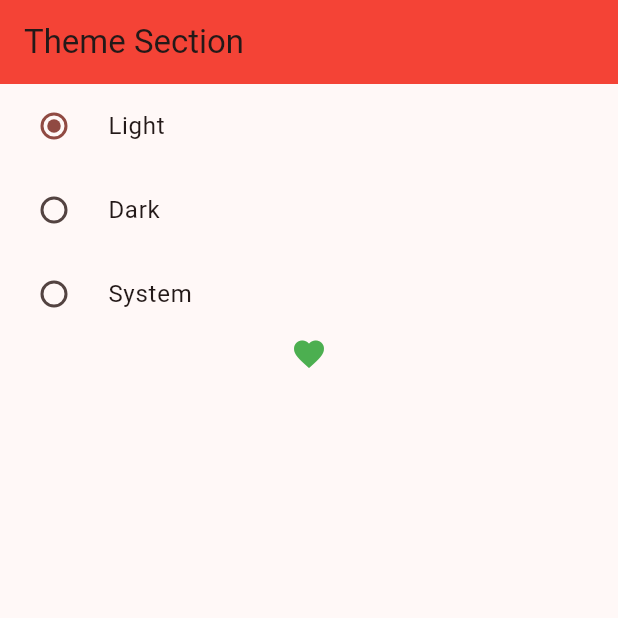
After one commit to DhruvChaurasia9403/Provider-Arch, a Flutter app: the screen it shows after launch, after a tap on "Light", on a phone screen of 412 x 824 dp, the top half of it. The commit adds this screen. Run offline on Flutter 3.47's test engine with Material 3 defaults, Android fonts, the phone set to English and light mode, and no system bars.

Commit message:
Theme section added

```diff
--- /dev/null
+++ b/lib/DarkTheme/DarkThemeProvider.dart
@@ -0,0 +1,10 @@
+import 'package:flutter/foundation.dart';
+import 'package:flutter/material.dart';
+class DarkThemeProvider with ChangeNotifier{
+  var _themeMode = ThemeMode.light;
+  ThemeMode get themeMode => _themeMode;
+  void setTheme(themeMode){
+    _themeMode = themeMode;
+    notifyListeners();
+  }
+}
--- /dev/null
+++ b/lib/DarkTheme/darkTheme.dart
@@ -0,0 +1,46 @@
+import 'package:flutter/material.dart';
+import 'package:provider/provider.dart';
+
+import 'DarkThemeProvider.dart';
+class Darktheme extends StatefulWidget {
+  const Darktheme({super.key});
+
+  @override
+  State<Darktheme> createState() => _DarkthemeState();
+}
+
+class _DarkthemeState extends State<Darktheme> {
+  @override
+  Widget build(BuildContext context) {
+    final themeChanger = Provider.of<DarkThemeProvider>(context);
+    return Scaffold(
+      appBar: AppBar(
+        title: Text('Theme Section'),
+      ),
+      body:Column(
+        children:[
+          RadioListTile(
+            title:Text('Light'),
+            value: ThemeMode.light,
+            groupValue: themeChanger.themeMode,
+            onChanged: themeChanger.setTheme,
+          ),
+          RadioListTile(
+            title:Text('Dark'),
+            value: ThemeMode.dark,
+
+            groupValue: themeChanger.themeMode,
+            onChanged: themeChanger.setTheme,
+          ),
+          RadioListTile(
+            title:Text('System'),
+            value: ThemeMode.system,
+            groupValue: themeChanger.themeMode,
+            onChanged: themeChanger.setTheme,
+          ),
+          Icon(Icons.favorite),
+        ],
+      )
+    );
+  }
+}
--- a/lib/main.dart
+++ b/lib/main.dart
@@ -1,5 +1,7 @@
 import 'package:flutter/material.dart';
 import 'package:provider/provider.dart';
+import 'package:provider_arc/DarkTheme/DarkThemeProvider.dart';
+import 'package:provider_arc/DarkTheme/darkTheme.dart';
 import 'package:provider_arc/Home/count_provider.dart';
 import 'package:provider_arc/favourite/favourite.dart';
 import 'package:provider_arc/favourite/provider.dart';
@@ -26,16 +28,52 @@ class MyApp extends StatelessWidget {
         ChangeNotifierProvider(
             create: (context) => Favorite_Provider(),
         ),
+        ChangeNotifierProvider(
+          create : (context)=>DarkThemeProvider(),
+        ),
       ],
-      child: MaterialApp(
-        debugShowCheckedModeBanner: false,
-        title: 'Flutter Demo',
-        theme: ThemeData(
-          colorScheme: ColorScheme.fromSeed(seedColor: Colors.deepPurple),
-          useMaterial3: true,
-        ),
-        home: const Favourite(),
-      ),
+      child: Builder(builder: (BuildContext context){
+        final themeProvider = Provider.of<DarkThemeProvider>(context);
+        return MaterialApp(
+          debugShowCheckedModeBanner: false,
+          title: 'Flutter Demo',
+          themeMode: themeProvider.themeMode,
+          darkTheme: ThemeData(
+            primaryColor: Colors.grey[800],
+            primarySwatch: Colors.purple,
+            appBarTheme: AppBarTheme(color: Colors.teal),
+            brightness: Brightness.dark,
+            iconTheme: IconThemeData(color: Colors.pink),
+          ),
+          theme: ThemeData(
+            brightness: Brightness.light,
+            cardColor: Colors.red,
+            primaryColor: Colors.red,
+            primarySwatch: Colors.red,
+            iconTheme: IconThemeData(color: Colors.green),
+            appBarTheme: AppBarTheme(color: Colors.red),
+            colorScheme: ColorScheme.fromSeed(seedColor: Colors.red),
+            useMaterial3: true,
+          ),
+
+          home:Darktheme(),
+        );
+      }),
+
+
+
+
+      //for the other apps like favourite uncomment this and comment the child use material but for theme use builder
+      // child: MaterialApp(
+      //   debugShowCheckedModeBanner: false,
+      //   title: 'Flutter Demo',
+      //   // themeMode: ProviderTheme.themeMode,
+      //   theme: ThemeData(
+      //     colorScheme: ColorScheme.fromSeed(seedColor: Colors.deepPurple),
+      //     useMaterial3: true,
+      //   ),
+      //   home:Darktheme(),
+      // ),
     );
   }
 }
```
